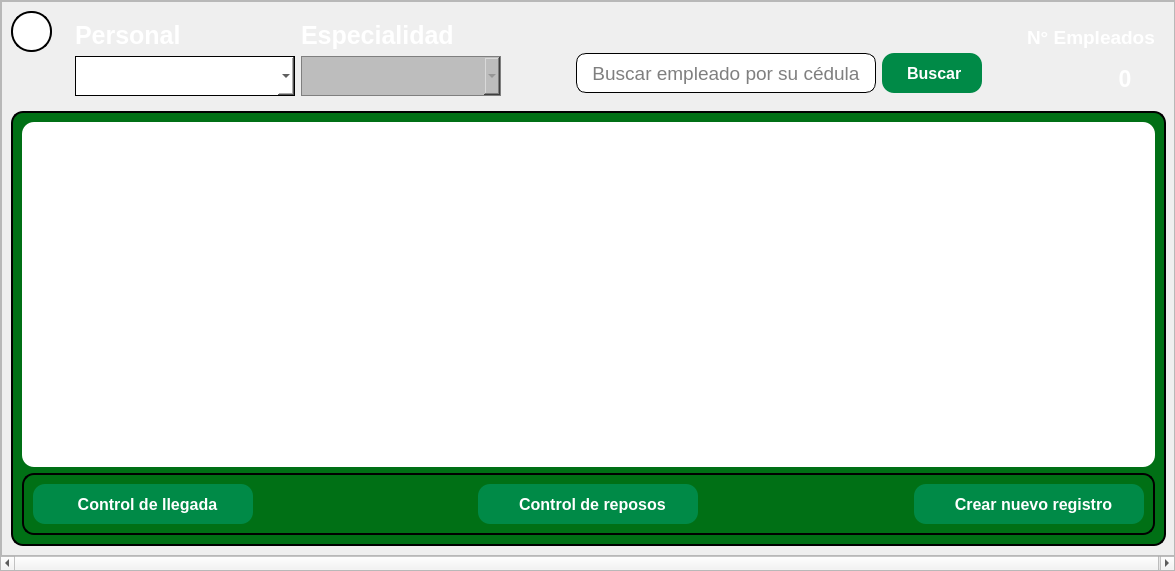
Before: the Qt Designer form recursos_graficos_y_logicos/elementos_graficos_ui/pantalla_de_vista_general_del_personal.ui in Enmanuel-86/TELA-APP, drawn with Qt 5.
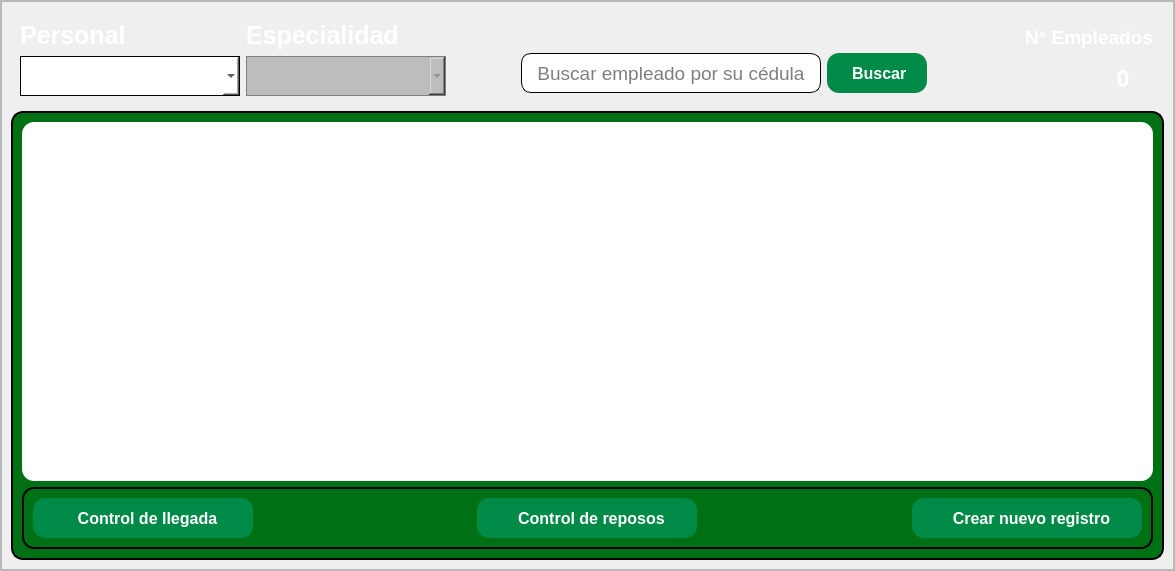
After: the same form once the commit is applied. Icons and pictures are not drawn.

Commit message: Se elimino el boton de regreso

Patch:
```diff
--- a/recursos_graficos_y_logicos/elementos_graficos_ui/pantalla_de_vista_general_del_personal.ui
+++ b/recursos_graficos_y_logicos/elementos_graficos_ui/pantalla_de_vista_general_del_personal.ui
@@ -46,10 +46,10 @@
      <widget class="QWidget" name="scrollAreaWidgetContents">
       <property name="geometry">
        <rect>
-        <x>-2</x>
+        <x>0</x>
         <y>0</y>
-        <width>1175</width>
-        <height>552</height>
+        <width>1173</width>
+        <height>569</height>
        </rect>
       </property>
       <property name="styleSheet">
@@ -120,71 +120,6 @@
              <property name="bottomMargin">
               <number>0</number>
              </property>
-             <item alignment="Qt::AlignLeft">
-              <widget class="QFrame" name="espacio_boton_de_regreso">
-               <property name="minimumSize">
-                <size>
-                 <width>55</width>
-                 <height>0</height>
-                </size>
-               </property>
-               <property name="maximumSize">
-                <size>
-                 <width>42</width>
-                 <height>16777215</height>
-                </size>
-               </property>
-               <property name="styleSheet">
-                <string notr="true">background:transparent;</string>
-               </property>
-               <property name="frameShape">
-                <enum>QFrame::StyledPanel</enum>
-               </property>
-               <property name="frameShadow">
-                <enum>QFrame::Raised</enum>
-               </property>
-               <widget class="QPushButton" name="boton_de_regreso">
-                <property name="geometry">
-                 <rect>
-                  <x>0</x>
-                  <y>0</y>
-                  <width>41</width>
-                  <height>41</height>
-                 </rect>
-                </property>
-                <property name="cursor">
-                 <cursorShape>PointingHandCursor</cursorShape>
-                </property>
-                <property name="styleSheet">
-                 <string notr="true">QPushButton{
-
-	background-color: rgb(255, 255, 255);
-	border-radius: 20px ;
-	border:2px solid;
-
-}
-
-QPushButton:hover{
-
-	background-color: rgb(199, 199, 199)
-}</string>
-                </property>
-                <property name="text">
-                 <string/>
-                </property>
-                <property name="icon">
-                 <iconset>
-                  <normaloff>../recursos_de_imagenes/iconos_de_interfaz/flecha_izquierda_2.png</normaloff>../recursos_de_imagenes/iconos_de_interfaz/flecha_izquierda_2.png</iconset>
-                </property>
-                <property name="iconSize">
-                 <size>
-                  <width>30</width>
-                  <height>30</height>
-                 </size>
-                </property>
-               </widget>
-              </widget>
-             </item>
              <item alignment="Qt::AlignLeft">
               <widget class="QFrame" name="espacio_para_las_opciones">
                <property name="sizePolicy">
```
The commit also changes 3 other files.
